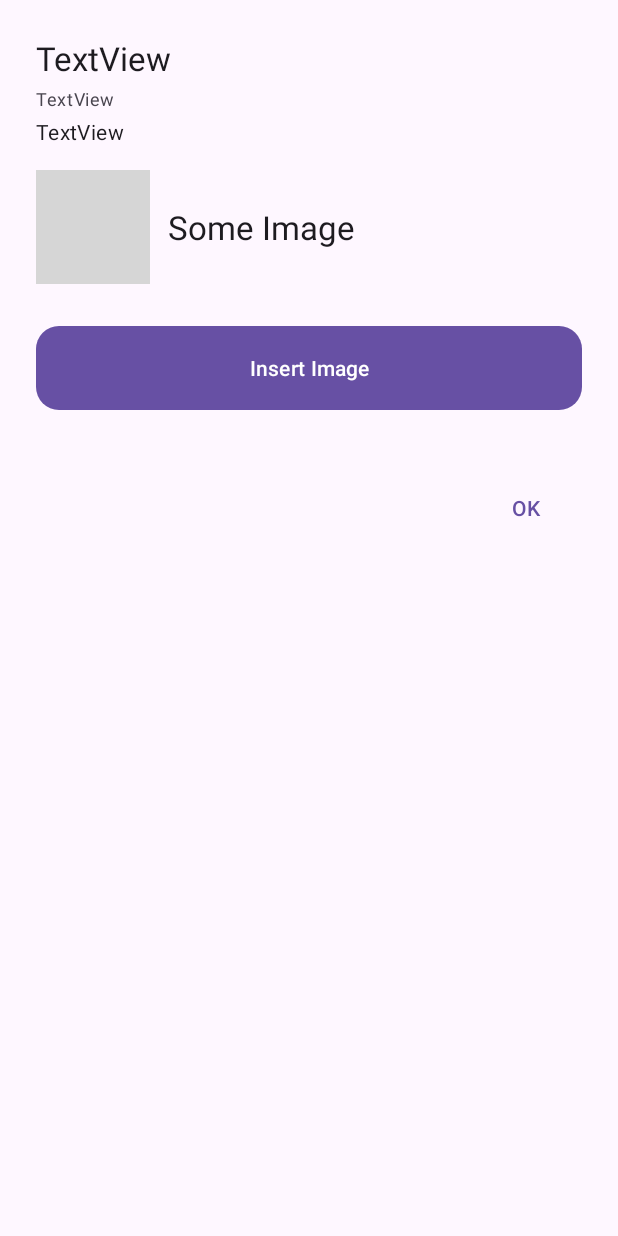
After one commit to DerTyp7214/RboardPatcher, an Android app: the layout custom_image_patch_layout.xml on its own in the app's theme, with its tools: preview values and no code run, on a phone screen of 412 x 824 dp. The commit adds this screen. Run offline under Robolectric (Android 15) with nearby library versions, the phone set to English and light mode, and no system bars; grey boxes are pictures that could not be loaded.

Commit message:
custom image patch ig

```diff
--- /dev/null
+++ b/app/src/main/res/layout/custom_image_patch_layout.xml
@@ -0,0 +1,115 @@
+<?xml version="1.0" encoding="utf-8"?>
+<androidx.constraintlayout.widget.ConstraintLayout xmlns:android="http://schemas.android.com/apk/res/android"
+    xmlns:app="http://schemas.android.com/apk/res-auto"
+    xmlns:tools="http://schemas.android.com/tools"
+    android:layout_width="match_parent"
+    android:layout_height="wrap_content">
+
+    <LinearLayout
+        android:id="@+id/linearLayout"
+        android:layout_width="0dp"
+        android:layout_height="wrap_content"
+        android:layout_marginStart="24dp"
+        android:layout_marginTop="24dp"
+        android:layout_marginEnd="24dp"
+        android:orientation="vertical"
+        app:layout_constraintEnd_toEndOf="parent"
+        app:layout_constraintStart_toStartOf="parent"
+        app:layout_constraintTop_toTopOf="parent">
+
+        <TextView
+            android:id="@+id/title"
+            android:layout_width="wrap_content"
+            android:layout_height="wrap_content"
+            android:textAppearance="@style/TextAppearance.Material3.TitleLarge"
+            tools:text="TextView" />
+
+        <TextView
+            android:id="@+id/tags"
+            android:layout_width="match_parent"
+            android:layout_height="wrap_content"
+            android:layout_marginTop="4dp"
+            android:ellipsize="marquee"
+            android:maxLines="1"
+            android:textAppearance="@style/TextAppearance.Material3.BodySmall"
+            tools:text="TextView" />
+
+        <TextView
+            android:id="@+id/message"
+            android:layout_width="match_parent"
+            android:layout_height="wrap_content"
+            android:layout_marginTop="4dp"
+            android:textAppearance="@style/TextAppearance.Material3.BodyMedium"
+            tools:text="TextView" />
+    </LinearLayout>
+
+    <LinearLayout
+        android:id="@+id/linearLayout3"
+        android:layout_width="match_parent"
+        android:layout_height="wrap_content"
+        android:layout_marginStart="24dp"
+        android:layout_marginTop="16dp"
+        android:layout_marginEnd="24dp"
+        android:gravity="center"
+        android:orientation="horizontal"
+        app:layout_constraintEnd_toEndOf="parent"
+        app:layout_constraintStart_toStartOf="parent"
+        app:layout_constraintTop_toBottomOf="@+id/linearLayout"
+        tools:ignore="UseCompoundDrawables">
+
+        <ImageView
+            android:id="@+id/image"
+            android:layout_width="76dp"
+            android:layout_height="76dp"
+            tools:ignore="ContentDescription"
+            tools:srcCompat="@tools:sample/avatars" />
+
+        <TextView
+            android:id="@+id/imageDescription"
+            android:layout_width="0dp"
+            android:layout_height="wrap_content"
+            android:layout_marginStart="12dp"
+            android:layout_weight="1"
+            android:textAppearance="@style/TextAppearance.Material3.TitleLarge"
+            tools:text="Some Image" />
+    </LinearLayout>
+
+    <com.google.android.material.button.MaterialButton
+        android:id="@+id/replaceImageButton"
+        android:layout_width="0dp"
+        android:layout_height="64dp"
+        android:layout_marginStart="24dp"
+        android:layout_marginTop="24dp"
+        android:layout_marginEnd="24dp"
+        android:text="@string/insert_image"
+        app:cornerRadius="15dp"
+        app:layout_constraintEnd_toEndOf="parent"
+        app:layout_constraintStart_toStartOf="parent"
+        app:layout_constraintTop_toBottomOf="@+id/linearLayout3" />
+
+    <LinearLayout
+        android:id="@+id/linearLayout2"
+        android:layout_width="0dp"
+        android:layout_height="wrap_content"
+        android:layout_marginStart="24dp"
+        android:layout_marginTop="32dp"
+        android:layout_marginEnd="24dp"
+        android:layout_marginBottom="8dp"
+        android:gravity="end"
+        android:orientation="horizontal"
+        app:layout_constraintBottom_toBottomOf="parent"
+        app:layout_constraintEnd_toEndOf="parent"
+        app:layout_constraintStart_toStartOf="parent"
+        app:layout_constraintTop_toBottomOf="@+id/replaceImageButton">
+
+        <com.google.android.material.button.MaterialButton
+            android:id="@+id/ok"
+            style="@style/Widget.Material3.Button.TextButton.Dialog"
+            android:layout_width="wrap_content"
+            android:layout_height="wrap_content"
+            android:layout_margin="5dp"
+            android:text="@android:string/ok"
+            app:cornerRadius="@dimen/roundCorners" />
+    </LinearLayout>
+
+</androidx.constraintlayout.widget.ConstraintLayout>
--- a/app/src/main/res/values/strings.xml
+++ b/app/src/main/res/values/strings.xml
@@ -16,4 +16,5 @@
     <string name="newTag">New</string>
     <string name="lorem">Lorem ipsum dolor sit amet, consectetur adipiscing elit. Donec laoreet ante quis blandit pellentesque. Sed vulputate arcu ac pharetra iaculis. Nulla massa felis, aliquet in vestibulum vel, tempor condimentum nunc.</string>
     <string name="fontPreview"><![CDATA[abcdefghijklmnopqrstuvwxyz ABCDEFGHIJKLMNOPQRSTUVWXYZ 0123456789 .,:;-_#\'*+\"/=?()&§!ß]]></string>
+    <string name="insert_image">Insert Image</string>
 </resources>
--- a/build.gradle
+++ b/build.gradle
@@ -1,6 +1,6 @@
 // Top-level build file where you can add configuration options common to all sub-projects/modules.
 plugins {
-    id 'com.android.application' version '7.4.0-alpha10' apply false
-    id 'com.android.library' version '7.4.0-alpha10' apply false
-    id 'org.jetbrains.kotlin.android' version '1.7.10' apply false
+    id 'com.android.application' version '8.0.0-alpha09' apply false
+    id 'com.android.library' version '8.0.0-alpha09' apply false
+    id 'org.jetbrains.kotlin.android' version '1.8.0-RC' apply false
 }
```
Also changed, not shown: app/build.gradle (+10 -6 lines), app/src/main/java/de/dertyp7214/rboardpatcher/adapter/PatchAdapter.kt (+6 -7 lines), app/src/main/java/de/dertyp7214/rboardpatcher/api/types/PatchMeta.kt (+9 -1 lines), app/src/main/java/de/dertyp7214/rboardpatcher/patcher/Patcher.kt (+12 -1 lines), app/src/main/java/de/dertyp7214/rboardpatcher/screens/PatchActivity.kt (+110 -3 lines), gradle/wrapper/gradle-wrapper.properties.
